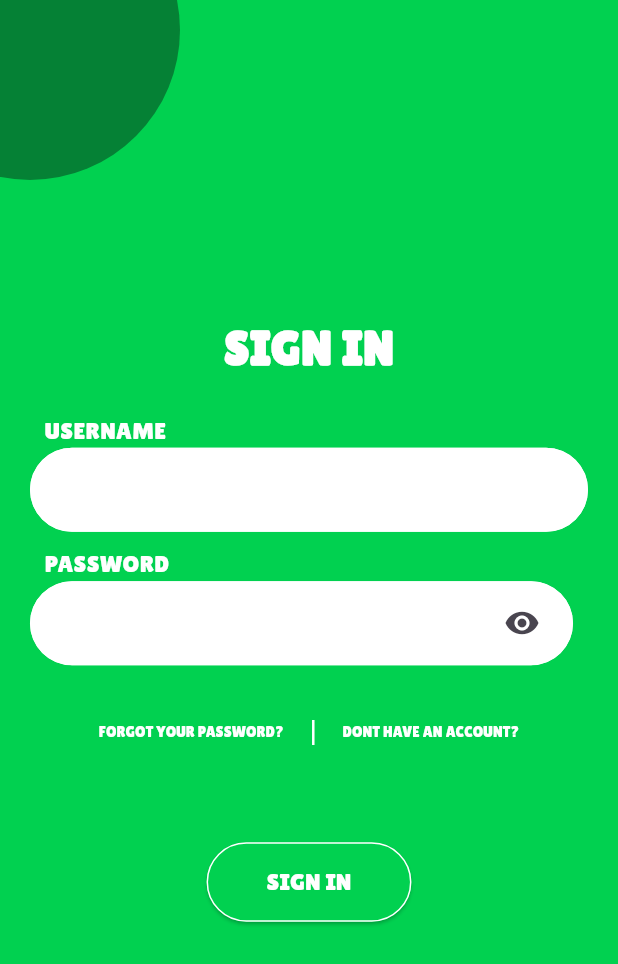
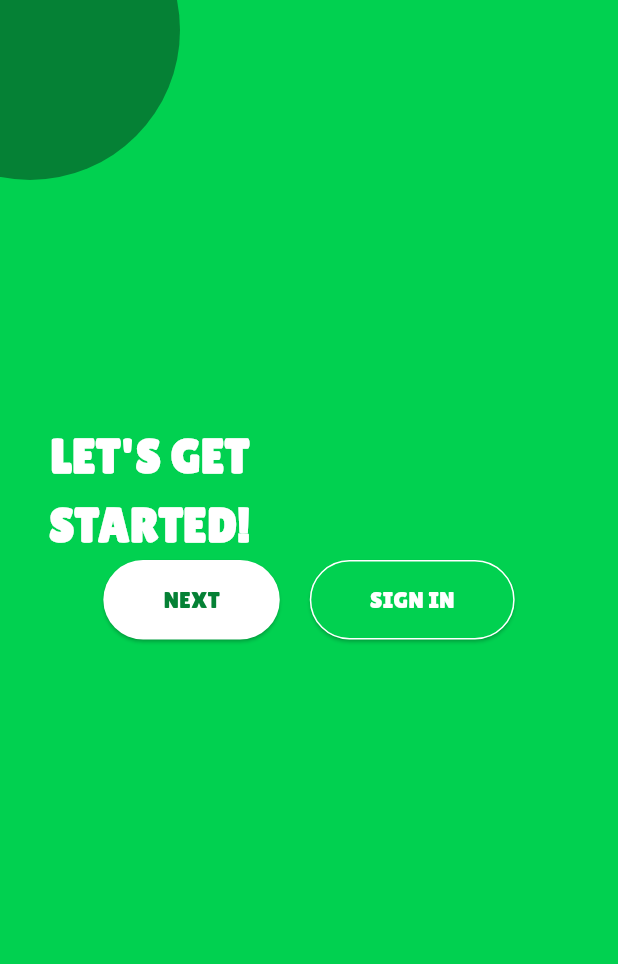
Before and after one commit to ekoeka/sparkleaf, a Flutter app: the screen it shows after launch, on a phone screen of 412 x 824 dp. Shown: the top 964 px of the screen. Run offline on Flutter 3.47's test engine with Material 3 defaults, Android fonts, the phone set to English and light mode, and no system bars; our stand-ins replace shared_preferences.

Commit message:
penambahan mekanisme data, lalu  penmbahan welcome screen

```diff
--- a/lib/login_screens/hide_password.dart
+++ b/lib/login_screens/hide_password.dart
@@ -2,7 +2,9 @@ import 'package:flutter/material.dart';
 import '../all_used/all_input_decoration.dart';
 
 class PasswordField extends StatefulWidget {
-  const PasswordField({super.key});
+  final TextEditingController controller;
+
+  const PasswordField({super.key, required this.controller});
 
   @override
   _PasswordFieldState createState() => _PasswordFieldState();
@@ -20,13 +22,13 @@ class _PasswordFieldState extends State<PasswordField> {
   @override
   Widget build(BuildContext context) {
     return Container(
-      padding: EdgeInsets.only(right: 10.0), // Menambahkan padding kanan
+      padding: EdgeInsets.only(right: 10.0),
       child: TextField(
+        controller: widget.controller,
         obscureText: _obscureText,
         decoration: labelInputDecoration().copyWith(
           suffixIcon: Padding(
             padding: EdgeInsetsDirectional.only(end: 10.0),
-            // Mengatur padding internal pada ikon
             child: IconButton(
               icon: Icon(
                 _obscureText ? Icons.visibility : Icons.visibility_off,
--- a/lib/login_screens/signin/signin_page.dart
+++ b/lib/login_screens/signin/signin_page.dart
@@ -7,7 +7,8 @@ import 'package:sparkleaf/login_screens/signup/signup_page.dart';
 import 'package:sparkleaf/login_screens/hide_password.dart';
 
 class SignInPage extends StatelessWidget {
-  const SignInPage({super.key});
+  final TextEditingController siusernameController = TextEditingController();
+  final TextEditingController sipasswordController = TextEditingController();
 
   @override
   Widget build(BuildContext context) {
@@ -26,42 +27,40 @@ class SignInPage extends StatelessWidget {
                     mainAxisAlignment: MainAxisAlignment.center,
                     crossAxisAlignment: CrossAxisAlignment.start,
                     children: [
-                      Text(
-                        'SIGN IN',
-                        style: SignFontManager.judul
-                      ),
+                      Text('SIGN IN', style: SignFontManager.judul),
                     ],
                   ),
                   SizedBox(height: 20),
-                  Text(
-                    '   USERNAME',
-                    style: SignFontManager.textbox
-                  ),
+                  Text('   USERNAME', style: SignFontManager.textbox),
                   TextField(
+                    controller: siusernameController,
                     decoration: labelInputDecoration(),
                   ),
                   SizedBox(height: 10),
-                  Text(
-                    '   PASSWORD',
-                    style: SignFontManager.textbox
+                  Text('   PASSWORD', style: SignFontManager.textbox),
+                  PasswordField(
+                    controller: sipasswordController,
                   ),
-                  PasswordField(),
                   SizedBox(height: 20),
                   Row(
                     mainAxisAlignment: MainAxisAlignment.center,
                     children: [
                       TextButton(
-                          onPressed: (){
+                        onPressed: () {
                           Navigator.push(
                             context,
                             PageRouteBuilder(
-                                pageBuilder: (context, animation, secondaryAnimation) => ForgotPage(),
-                                transitionsBuilder: (context, animation, secondaryAnimation, child) {
+                              pageBuilder:
+                                  (context, animation, secondaryAnimation) =>
+                                      ForgotPage(),
+                              transitionsBuilder: (context, animation,
+                                  secondaryAnimation, child) {
                                 var begin = Offset(-1.0, 0.0);
                                 var end = Offset.zero;
                                 var curve = Curves.ease;
 
-                                  var tween = Tween(begin: begin, end: end).chain(CurveTween(curve: curve));
+                                var tween = Tween(begin: begin, end: end)
+                                    .chain(CurveTween(curve: curve));
                                 var offsetAnimation = animation.drive(tween);
 
                                 return SlideTransition(
@@ -80,24 +79,25 @@ class SignInPage extends StatelessWidget {
                       SizedBox(width: 5),
                       Text(
                         '|',
-                        style: TextStyle(
-                          fontSize: 20,
-                            color: Colors.white
-                        ),
+                        style: TextStyle(fontSize: 20, color: Colors.white),
                       ),
                       SizedBox(width: 5),
                       TextButton(
-                        onPressed: (){
+                        onPressed: () {
                           Navigator.push(
                             context,
                             PageRouteBuilder(
-                              pageBuilder: (context, animation, secondaryAnimation) => SignUpPage(),
-                              transitionsBuilder: (context, animation, secondaryAnimation, child) {
+                              pageBuilder:
+                                  (context, animation, secondaryAnimation) =>
+                                      SignUpPage(),
+                              transitionsBuilder: (context, animation,
+                                  secondaryAnimation, child) {
                                 var begin = Offset(-1.0, 0.0);
                                 var end = Offset.zero;
                                 var curve = Curves.ease;
 
-                                var tween = Tween(begin: begin, end: end).chain(CurveTween(curve: curve));
+                                var tween = Tween(begin: begin, end: end)
+                                    .chain(CurveTween(curve: curve));
                                 var offsetAnimation = animation.drive(tween);
 
                                 return SlideTransition(
@@ -113,7 +113,6 @@ class SignInPage extends StatelessWidget {
                           style: SignFontManager.anotherbutton,
                         ),
                       ),
-
                     ],
                   ),
                   SizedBox(height: 50),
@@ -121,31 +120,27 @@ class SignInPage extends StatelessWidget {
                     mainAxisAlignment: MainAxisAlignment.center,
                     children: [
                       ElevatedButton(
-                        onPressed: (){
+                        onPressed: () {
                           //handle sign-in here
                         },
                         style: ElevatedButton.styleFrom(
                           foregroundColor: Colors.white,
                           backgroundColor: Color(0xFF01D150),
-                          padding: EdgeInsets.symmetric(horizontal: 40.0, vertical: 15.0),
+                          padding: EdgeInsets.symmetric(
+                              horizontal: 40.0, vertical: 15.0),
                           shape: RoundedRectangleBorder(
                               borderRadius: BorderRadius.circular(30),
                               side: BorderSide(
                                 color: Colors.white,
                                 width: 1.0,
-                            )
+                              )),
                         ),
-                        ),
-                        child: Text(
-                          'SIGN IN',
-                          style:  SignFontManager.button
-                        ),
+                        child: Text('SIGN IN', style: SignFontManager.button),
                       )
                     ],
                   )
                 ],
               ),
-
             ),
           )
         ],
--- a/lib/main.dart
+++ b/lib/main.dart
@@ -2,6 +2,7 @@ import 'package:flutter/material.dart';
 import 'package:sparkleaf/services/auth_services.dart';
 import 'package:sparkleaf/routes.dart';
 import 'package:sparkleaf/login_screens/signin/signin_page.dart';
+import 'package:sparkleaf/welcome_animations/welcome_screen.dart';
 
 void main() => runApp(MyApp());
 
@@ -15,14 +16,13 @@ class MyApp extends StatelessWidget {
         routes: Routes.getRoutes(),
         home: FutureBuilder<bool>(
           future: AuthService.getLoginStatus(),
-        builder: (context, snapshot){
-          if (snapshot.connectionState == ConnectionState.waiting){
+          builder: (context, snapshot) {
+            if (snapshot.connectionState == ConnectionState.waiting) {
               return CircularProgressIndicator();
             } else {
-            return snapshot.data == true ? SignInPage() : SignInPage();
+              return snapshot.data == true ? WelcomeScreen() : WelcomeScreen();
             }
           },
-      )
-    );
+        ));
   }
 }
--- a/lib/routes.dart
+++ b/lib/routes.dart
@@ -1,11 +1,12 @@
 import 'package:flutter/material.dart';
 import 'package:sparkleaf/login_screens/signin/signin_page.dart';
+import 'package:sparkleaf/welcome_animations/welcome_screen.dart';
 
 class Routes {
   static Map<String, WidgetBuilder> getRoutes() {
     return {
       // '/home': (context) => HomePage(),
-      // '/Welcome': (context) => Welcomescreen(),
+      '/Welcome': (context) => WelcomeScreen(),
       '/signin': (context) => SignInPage(),
     };
   }
--- a/lib/welcome_animations/welcome_screen.dart
+++ b/lib/welcome_animations/welcome_screen.dart
@@ -1,36 +1,123 @@
-/*
 import 'package:flutter/material.dart';
-import 'dart:async';
-import '../second_screen.dart';
+import 'package:sparkleaf/all_used/all_background_part/all_background_parts.dart';
+import 'package:sparkleaf/all_used/all_input_decoration.dart';
+import 'package:sparkleaf/all_used/all_style_text.dart';
+import 'package:sparkleaf/login_screens/signin/signin_page.dart';
 
-class WelcomeScreen extends StatefulWidget {
+class WelcomeScreen extends StatelessWidget {
   const WelcomeScreen({super.key});
-
-  @override
-  _WelcomeScreenState createState() => _WelcomeScreenState();
-}
-
-class _WelcomeScreenState extends State<WelcomeScreen> {
-  @override
-  void initState() {
-    super.initState();
-    // Set timer untuk pindah layar setelah 3 detik
-    Timer(Duration(seconds: 3), () {
-      Navigator.pushReplacement(
-        context,
-        MaterialPageRoute(builder: (context) => SecondScreen()),
-      );
-    });
-  }
 
   @override
   Widget build(BuildContext context) {
     return Scaffold(
-      backgroundColor: Colors.green,
-      body: Center(
-        child: Icon(Icons.more_horiz, size: 50, color: Colors.white),
+      body: Stack(
+        children: [
+          const SignBackground(),
+          Center(
+            child: Padding(
+              padding: const EdgeInsets.all(20.0),
+              child: Column(
+                mainAxisAlignment: MainAxisAlignment.center,
+                crossAxisAlignment: CrossAxisAlignment.start,
+                children: [
+                  Expanded(
+                    flex: 1,
+                    child: Container(
+                      child: Center(
+                        child: Column(
+                          mainAxisAlignment: MainAxisAlignment.center,
+                          children: [],
+                        ),
+                      ),
+                    ),
+                  ),
+                  Expanded(
+                    flex: 1,
+                    child: Container(
+                      child: Center(
+                          child: Column(
+                        crossAxisAlignment: CrossAxisAlignment.start,
+                        children: [
+                          Container(
+                            child: Row(
+                              children: [
+                                Column(
+                                  children: [
+                                    Text("  LET'S GET",
+                                        style: SignFontManager.judul),
+                                    Text('  STARTED!',
+                                        style: SignFontManager.judul),
+                                  ],
+                                ),
+                                Column(
+                                  children: [],
+                                ),
+                              ],
+                            ),
+                          ),
+                          Row(
+                            mainAxisAlignment: MainAxisAlignment.center,
+                            children: [
+                              ElevatedButton(
+                                onPressed: () {
+                                  //handle sign-in here
+                                },
+                                style: ElevatedButton.styleFrom(
+                                  foregroundColor: Color(0xFF058135),
+                                  backgroundColor: Colors.white,
+                                  padding: EdgeInsets.symmetric(
+                                      horizontal: 40.0, vertical: 15.0),
+                                  shape: RoundedRectangleBorder(
+                                    borderRadius: BorderRadius.circular(30),
+                                  ),
+                                ),
+                                child: Text('NEXT',
+                                    style: SignFontManager.button
+                                        .copyWith(color: Color(0xFF058135))),
+                              ),
+                              SizedBox(width: 20),
+                              ElevatedButton(
+                                onPressed: () {
+                                  Navigator.pushReplacement(
+                                    context,
+                                    MaterialPageRoute(
+                                        builder: (context) => SignInPage()),
+                                  );
+                                },
+                                style: ElevatedButton.styleFrom(
+                                  foregroundColor: Colors.white,
+                                  backgroundColor: Color(0xFF01D150),
+                                  padding: EdgeInsets.symmetric(
+                                      horizontal: 40.0, vertical: 15.0),
+                                  shape: RoundedRectangleBorder(
+                                      borderRadius: BorderRadius.circular(30),
+                                      side: BorderSide(
+                                        color: Colors.white,
+                                        width: 1.0,
+                                      )),
+                                ),
+                                child: Text('SIGN IN',
+                                    style: SignFontManager.button),
+                              ),
+                            ],
+                          ),
+                        ],
+                      )),
+                    ),
+                  ),
+                  Expanded(
+                    flex: 1,
+                    child: Container(
+                      alignment: Alignment.bottomCenter,
+                      child: Center(),
+                    ),
+                  ),
+                ],
+              ),
+            ),
+          )
+        ],
       ),
     );
   }
 }
-*/
--- a/pubspec.yaml
+++ b/pubspec.yaml
@@ -36,6 +36,9 @@ dependencies:
   cupertino_icons: ^1.0.8
   shared_preferences: ^2.0.6
   firebase: ^9.0.3
+  firebase_core: ^3.12.1
+  firebase_auth: ^5.5.1
+  firebase_database: ^11.3.4
 
 dev_dependencies:
   flutter_test:
```
Also changed, not shown: lib/all_used/models/sign_up_data.dart (+8 -0 lines), lib/login_screens/signup/signup_page.dart (+21 -13 lines), lib/login_screens/signup/signup_second_page.dart (+21 -10 lines). Lines whose indentation alone changed are shown as unchanged.
